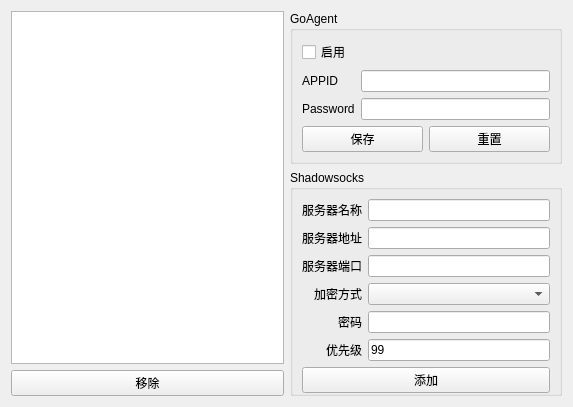
Old version of the form fgfw-lite/ui/settings.ui in the repository bylheart/fwlite.
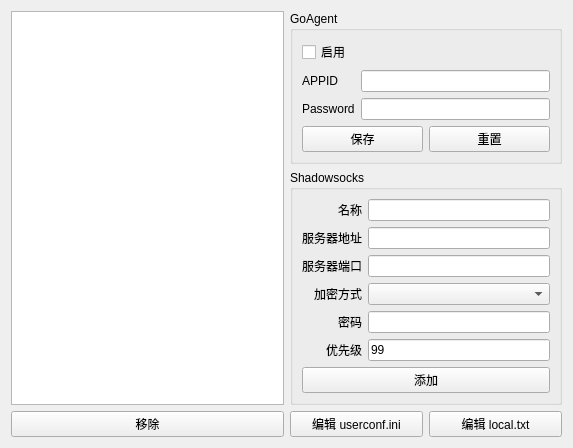
New version of the form.

```diff
--- a/fgfw-lite/ui/settings.ui
+++ b/fgfw-lite/ui/settings.ui
@@ -98,9 +98,6 @@
         <string>Shadowsocks</string>
        </property>
        <layout class="QVBoxLayout" name="verticalLayout_3">
-        <property name="bottomMargin">
-         <number>0</number>
-        </property>
         <item>
          <layout class="QFormLayout" name="formLayout_4">
           <property name="fieldGrowthPolicy">
@@ -157,7 +154,7 @@
           <item row="0" column="0">
            <widget class="QLabel" name="label_7">
             <property name="text">
-             <string>服务器名称</string>
+             <string>　　　名称</string>
             </property>
            </widget>
           </item>
@@ -201,6 +198,24 @@
        </layout>
       </widget>
      </item>
+     <item>
+      <layout class="QHBoxLayout" name="horizontalLayout_2">
+       <item>
+        <widget class="QPushButton" name="editConfButton">
+         <property name="text">
+          <string>编辑 userconf.ini</string>
+         </property>
+        </widget>
+       </item>
+       <item>
+        <widget class="QPushButton" name="editLocalButton">
+         <property name="text">
+          <string>编辑 local.txt</string>
+         </property>
+        </widget>
+       </item>
+      </layout>
+     </item>
     </layout>
    </item>
   </layout>
```
